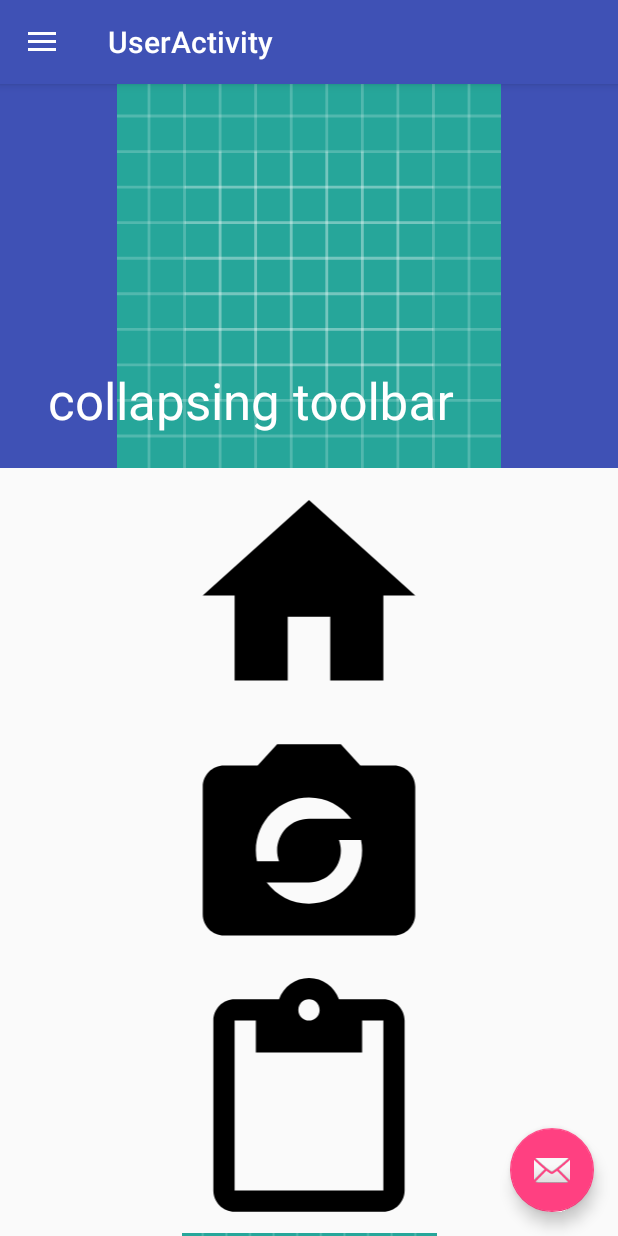
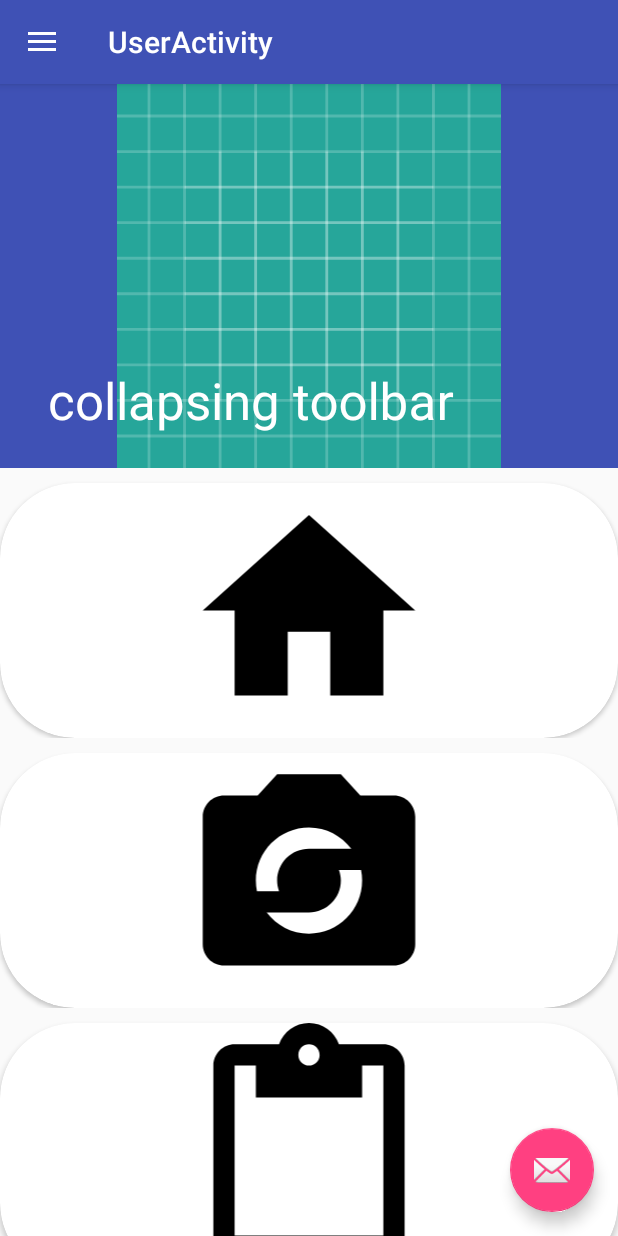
Before and after one commit to dhruvil16/Udaan2k19, an Android app: the Home screen opened directly, with no data from a screen before it, on a phone screen of 412 x 824 dp. Run offline under Robolectric (Android 15) with nearby library versions, the phone set to English and light mode, and no system bars.

Commit message:
add java file for event catagory

```diff
--- a/app/src/main/java/com/example/dell/udaan2k19/Click_Event_Occour.java
+++ /dev/null
@@ -1,5 +0,0 @@
-package com.example.dell.udaan2k19;
-
-public interface Click_Event_Occour {
-        public void clickEventOccourEventCatagory(EventCatagory obj);
-}
--- a/app/src/main/java/com/example/dell/udaan2k19/EventCatagoryAdapter.java
+++ b/app/src/main/java/com/example/dell/udaan2k19/EventCatagoryAdapter.java
@@ -4,11 +4,13 @@ import android.content.Context;
 import android.os.Build;
 import android.support.annotation.NonNull;
 import android.support.v7.widget.RecyclerView;
+import android.util.EventLog;
 import android.view.LayoutInflater;
 import android.view.View;
 import android.view.ViewGroup;
 
 import android.widget.ImageView;
+import android.widget.LinearLayout;
 
 
 import java.util.ArrayList;
@@ -17,12 +19,13 @@ public class EventCatagoryAdapter extends  RecyclerView.Adapter<EventCatagoryAda
 
     private ArrayList<EventCatagory> dlist;
     private Context dcontext;
+    EventCatagoryClicked  EventCatagoryRef;
 
 
-    public EventCatagoryAdapter(ArrayList<EventCatagory> dlist, Context dcontext) {
+    public EventCatagoryAdapter(ArrayList<EventCatagory> dlist, Context dcontext,EventCatagoryClicked ecc) {
         this.dlist = dlist;
         this.dcontext = dcontext;
-
+        EventCatagoryRef = ecc;
     }
 
     @NonNull
@@ -44,6 +47,14 @@ public class EventCatagoryAdapter extends  RecyclerView.Adapter<EventCatagoryAda
 
         viewHolder.iv.setImageResource(obj.getImage());
 
+        viewHolder.ll.setOnClickListener(new View.OnClickListener() {
+            @Override
+            public void onClick(View v) {
+
+                EventCatagoryRef.respondOnClickEvent(obj);
+            }
+        });
+
     }
 
     @Override
@@ -55,11 +66,13 @@ public class EventCatagoryAdapter extends  RecyclerView.Adapter<EventCatagoryAda
     public class ViewHolder extends RecyclerView.ViewHolder {
 
         ImageView iv;
-
+        LinearLayout ll;
         public ViewHolder(@NonNull View itemView) {
             super(itemView);
 
             iv = itemView.findViewById(R.id.event_catagory_image_view);
+
+            ll = itemView.findViewById(R.id.linear_layout_Event_catagory);
         }
     }
 
--- /dev/null
+++ b/app/src/main/java/com/example/dell/udaan2k19/EventCatagoryClicked.java
@@ -0,0 +1,5 @@
+package com.example.dell.udaan2k19;
+
+public interface EventCatagoryClicked {
+    public void respondOnClickEvent(EventCatagory obj);
+}
--- a/app/src/main/java/com/example/dell/udaan2k19/EventList.java
+++ /dev/null
@@ -1,6 +0,0 @@
-package com.example.dell.udaan2k19;
-
-import android.support.v4.app.Fragment;
-
-public class EventList extends Fragment {
-}
--- a/app/src/main/java/com/example/dell/udaan2k19/Home.java
+++ b/app/src/main/java/com/example/dell/udaan2k19/Home.java
@@ -21,7 +21,7 @@ import com.example.dell.udaan2k19.R;
 
 import java.util.ArrayList;
 
-public class Home extends Fragment implements Click_Event_Occour{
+public class Home extends Fragment implements EventCatagoryClicked{
 
     ArrayList list;
     RecyclerView recyclerView;
@@ -58,10 +58,8 @@ public class Home extends Fragment implements Click_Event_Occour{
         list.add(new EventCatagory(R.drawable.home));
         list.add(new EventCatagory(R.drawable.arcamera));
         list.add(new EventCatagory(R.drawable.registerd));
-        list.add(new EventCatagory(R.drawable.ic_launcher_background));
-        list.add(new EventCatagory(R.drawable.filter));
 
-        adapter=new EventCatagoryAdapter(list,getActivity());
+        adapter=new EventCatagoryAdapter(list,getActivity(),this);
 
         RecyclerView.LayoutManager layoutManager = new LinearLayoutManager(getActivity(),LinearLayoutManager.VERTICAL,false);
 
@@ -69,12 +67,26 @@ public class Home extends Fragment implements Click_Event_Occour{
 
         recyclerView.setAdapter(adapter);
 
-}
+    }
+
+    @Override
+    public void respondOnClickEvent(EventCatagory obj) {
+        switch (obj.getImage()) {
+            case R.drawable.home:
+                Toast.makeText(getActivity(),"you are in technical",Toast.LENGTH_SHORT).show();
+                getFragmentManager().beginTransaction().replace(R.id.frame,new TechnicalEvent()).commit();
+                break;
+            case R.drawable.arcamera:
+                Toast.makeText(getActivity(),"you are in non-technical",Toast.LENGTH_SHORT).show();
+               getFragmentManager().beginTransaction().replace(R.id.frame,new NonTechnicalEvent()).commit();
+                break;
+            case R.drawable.registerd:
+                Toast.makeText(getActivity(),"you are in cultural",Toast.LENGTH_SHORT).show();
+               getFragmentManager().beginTransaction().replace(R.id.frame,new CulturalEvent()).commit();
+                break;
+        }
 
 
-    @Override
-    public void clickEventOccourEventCatagory(EventCatagory obj) {
 
-        getActivity().getSupportFragmentManager().beginTransaction().replace(R.id.frame,new EventList());
     }
 }
--- a/app/src/main/res/layout/event_catagory_view.xml
+++ b/app/src/main/res/layout/event_catagory_view.xml
@@ -1,14 +1,20 @@
 <?xml version="1.0" encoding="utf-8"?>
-<LinearLayout
-    xmlns:android="http://schemas.android.com/apk/res/android"
+<LinearLayout xmlns:android="http://schemas.android.com/apk/res/android"
     android:layout_width="match_parent"
     android:layout_height="wrap_content"
-    android:orientation="vertical"
-    >
-
+    xmlns:app="http://schemas.android.com/apk/res-auto"
+    android:id="@+id/linear_layout_Event_catagory"
+    android:orientation="vertical">
+<android.support.v7.widget.CardView
+    android:layout_width="match_parent"
+    android:layout_height="wrap_content"
+    app:cardCornerRadius="50dp"
+    android:layout_marginTop="10dp"
+    android:elevation="5dp">
     <ImageView
         android:layout_width="match_parent"
         android:layout_height="170dp"
         android:id="@+id/event_catagory_image_view"
         />
+</android.support.v7.widget.CardView>
 </LinearLayout>
--- /dev/null
+++ b/app/src/main/res/layout/sub_catagory_event_list.xml
@@ -0,0 +1,6 @@
+<?xml version="1.0" encoding="utf-8"?>
+<android.support.constraint.ConstraintLayout
+    xmlns:android="http://schemas.android.com/apk/res/android" android:layout_width="match_parent"
+    android:layout_height="match_parent">
+
+</android.support.constraint.ConstraintLayout>
```
Also changed, not shown: app/src/main/java/com/example/dell/udaan2k19/CulturalEvent.java (added, +25 -0 lines), app/src/main/java/com/example/dell/udaan2k19/NonTechnicalEvent.java (added, +24 -0 lines), app/src/main/java/com/example/dell/udaan2k19/TechnicalEvent.java (added, +26 -0 lines), app/src/main/res/layout/all_event_list.xml (renamed from app/src/main/res/layout/event_list.xml).
